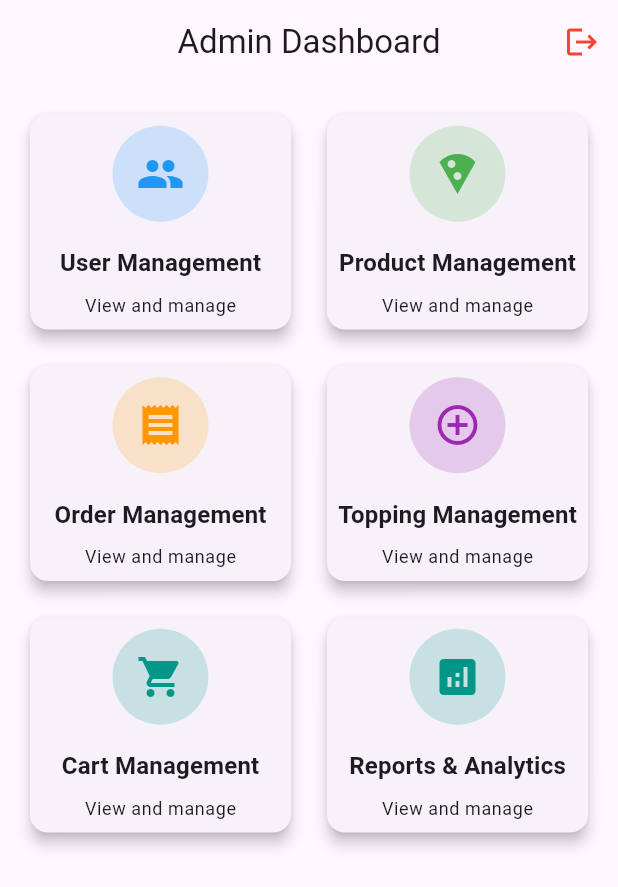
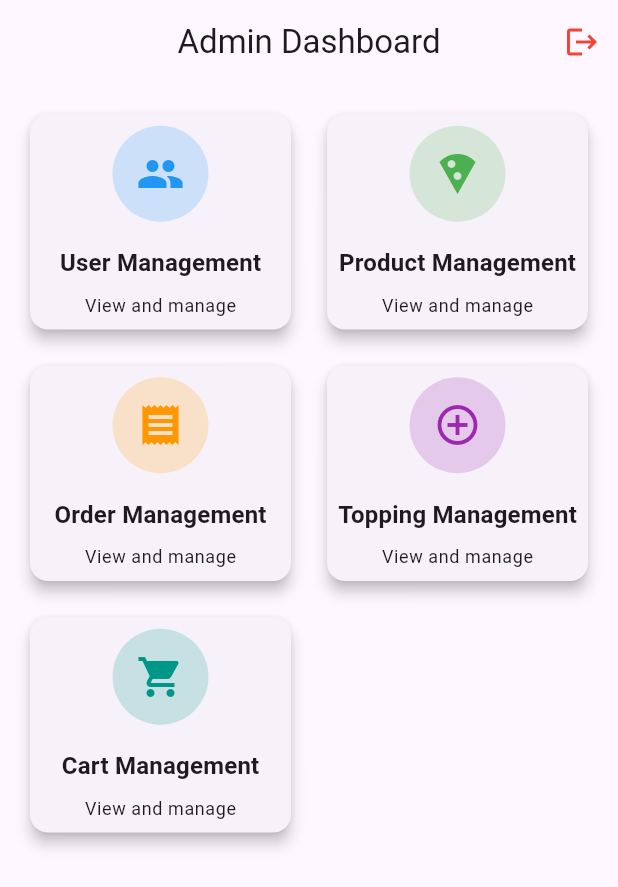
Before and after one commit to hoanghaihuynh/flutter_xdud, a Flutter app: the AdminDashboard screen opened directly, on a phone screen of 412 x 824 dp. Shown: the top 887 px of the screen. Run offline on Flutter 3.47's test engine with Material 3 defaults, Android fonts, the phone set to English and light mode, and no system bars; our stand-ins replace jwt_decoder, shared_preferences; accounts and stored records are empty.

Commit message:
client: sua lat vat 3

```diff
--- a/client/lib/admin/dashboard.dart
+++ b/client/lib/admin/dashboard.dart
@@ -151,16 +151,16 @@ class AdminDashboard extends StatelessWidget {
                 );
               },
             ),
-            _buildDashboardCard(
-              context,
-              Icons.analytics,
-              'Reports & Analytics',
-              Colors.teal,
-              () {
-                // Navigate to Analytics
-                _navigateTo(context, 'Analytics');
-              },
-            ),
+            // _buildDashboardCard(
+            //   context,
+            //   Icons.analytics,
+            //   'Reports & Analytics',
+            //   Colors.teal,
+            //   () {
+            //     // Navigate to Analytics
+            //     _navigateTo(context, 'Analytics');
+            //   },
+            // ),
           ],
         ),
       ),
```
